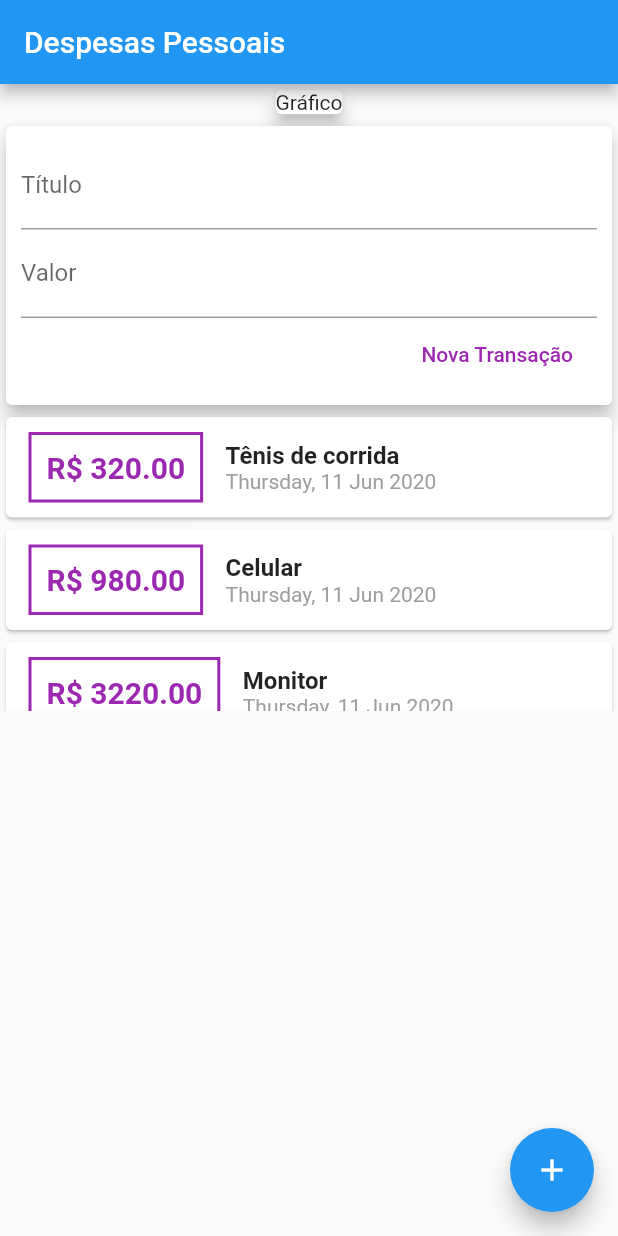
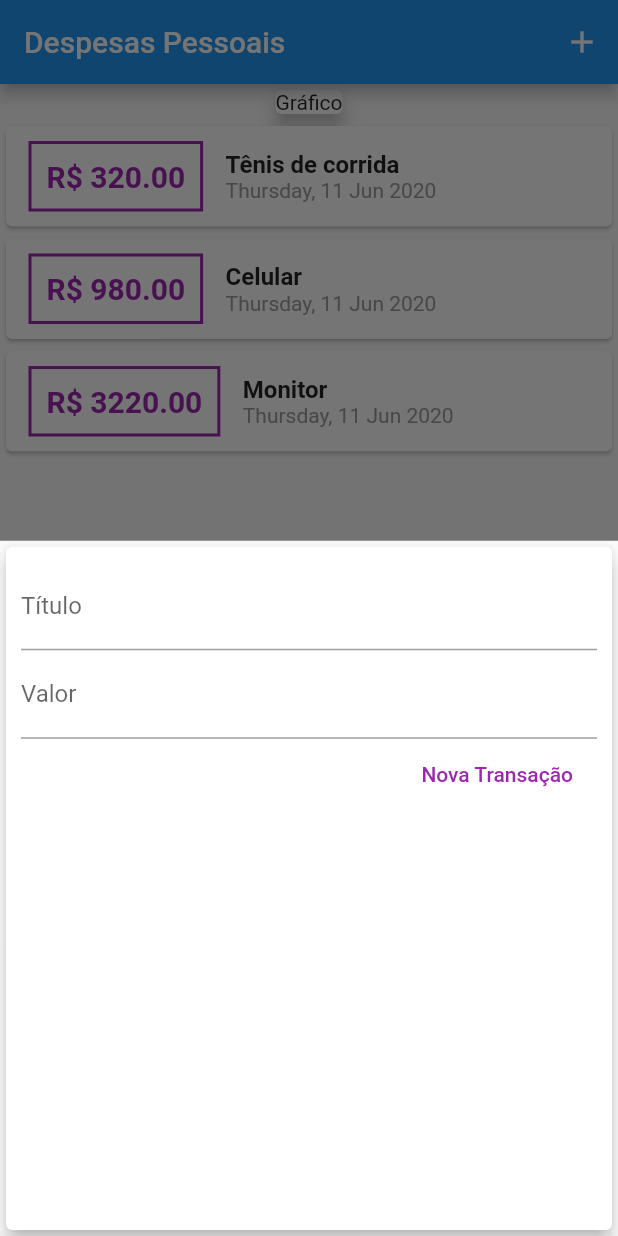
Before and after one commit to fhsbatista/expenses, a Flutter app: the screen it shows after launch, after a tap on the "add" icon, on a phone screen of 412 x 824 dp. Run offline on Flutter 3.47's test engine with Material 2 defaults, Android fonts, the phone set to English and light mode, and no system bars.

Commit message:
set transaction form as a bottom modal shown on main page

```diff
--- a/lib/components/transactions_list.dart
+++ b/lib/components/transactions_list.dart
@@ -11,7 +11,7 @@ class TransactionsList extends StatelessWidget {
   @override
   Widget build(BuildContext context) {
     return Container(
-      height: 200,
+      height: 500,
       child: ListView.builder(
         itemCount: transactions.length,
         itemBuilder: (context, index) {
--- a/lib/components/transactions_overview.dart
+++ b/lib/components/transactions_overview.dart
@@ -1,57 +1,28 @@
-import 'dart:math';
-
 import 'package:expenses/components/transactions_list.dart';
 import 'package:flutter/material.dart';
 
 import '../models/transaction.dart';
-import 'transaction_form.dart';
 
 class TransactionsOverView extends StatefulWidget {
+  final List<Transaction> _transactions;
+
+  TransactionsOverView(this._transactions);
+
   @override
-  _TransactionsOverViewState createState() => _TransactionsOverViewState();
+  _TransactionsOverViewState createState() =>
+      _TransactionsOverViewState(_transactions);
 }
 
 class _TransactionsOverViewState extends State<TransactionsOverView> {
-  final transactions = [
-    Transaction(
-      id: '32',
-      title: 'Tênis de corrida',
-      value: 320,
-      date: DateTime.now(),
-    ),
-    Transaction(
-      id: '33',
-      title: 'Celular',
-      value: 980,
-      date: DateTime.now(),
-    ),
-    Transaction(
-      id: '34',
-      title: 'Monitor',
-      value: 3220,
-      date: DateTime.now(),
-    )
-  ];
+  List<Transaction> _transactions;
 
-  void _addTransaction(String title, double value) {
-    final transaction = Transaction(
-        id: Random().nextDouble().toString(),
-        title: title,
-        value: value,
-        date: DateTime.now());
-
-    setState(() {
-      transactions.add(transaction);
-    });
-  }
+  _TransactionsOverViewState(this._transactions);
 
   @override
   Widget build(BuildContext context) {
     return Column(
       children: <Widget>[
-        TransactionForm(
-            onSubmit: (title, value) => _addTransaction(title, value)),
-        TransactionsList(transactions),
+        TransactionsList(_transactions),
       ],
     );
   }
--- a/lib/main.dart
+++ b/lib/main.dart
@@ -1,22 +1,82 @@
+import 'dart:math';
+
+import 'package:expenses/components/transaction_form.dart';
 import 'package:expenses/components/transactions_overview.dart';
-import 'package:flutter/cupertino.dart';
 import 'package:flutter/material.dart';
+
+import 'models/transaction.dart';
 
 main() => runApp(ExpensesApp());
 
 class ExpensesApp extends StatelessWidget {
   @override
   Widget build(BuildContext context) {
-    return MaterialApp(home: HomePage());
+    return MaterialApp(
+      title: ('Despesas Pessoais'),
+      home: HomePage(),
+    );
   }
 }
 
-class HomePage extends StatelessWidget {
+class HomePage extends StatefulWidget {
+  @override
+  _HomePageState createState() => _HomePageState();
+}
+
+class _HomePageState extends State<HomePage> {
+  final _transactions = [
+    Transaction(
+      id: '32',
+      title: 'Tênis de corrida',
+      value: 320,
+      date: DateTime.now(),
+    ),
+    Transaction(
+      id: '33',
+      title: 'Celular',
+      value: 980,
+      date: DateTime.now(),
+    ),
+    Transaction(
+      id: '34',
+      title: 'Monitor',
+      value: 3220,
+      date: DateTime.now(),
+    )
+  ];
+
+  _openTransactionForm(BuildContext context) {
+    showModalBottomSheet(
+      context: context,
+      builder: (_) {
+        return TransactionForm(onSubmit: _addTransaction);
+      },
+    );
+  }
+
+  void _addTransaction(String title, double value) {
+    final transaction = Transaction(
+        id: Random().nextDouble().toString(),
+        title: title,
+        value: value,
+        date: DateTime.now());
+
+    setState(() {
+      _transactions.add(transaction);
+    });
+  }
+
   @override
   Widget build(BuildContext context) {
     return Scaffold(
       appBar: AppBar(
         title: Text('Despesas Pessoais'),
+        actions: <Widget>[
+          IconButton(
+            icon: Icon(Icons.add),
+            onPressed: () => _openTransactionForm(context),
+          )
+        ],
       ),
       body: Column(
         children: <Widget>[
@@ -24,12 +84,12 @@ class HomePage extends StatelessWidget {
             child: Text('Gráfico'),
             elevation: 5,
           ),
-          TransactionsOverView(),
+          TransactionsOverView(_transactions),
         ],
       ),
       floatingActionButton: FloatingActionButton(
         child: Icon(Icons.add),
-        onPressed: () {},
+        onPressed: () => _openTransactionForm(context),
       ),
     );
   }
```
